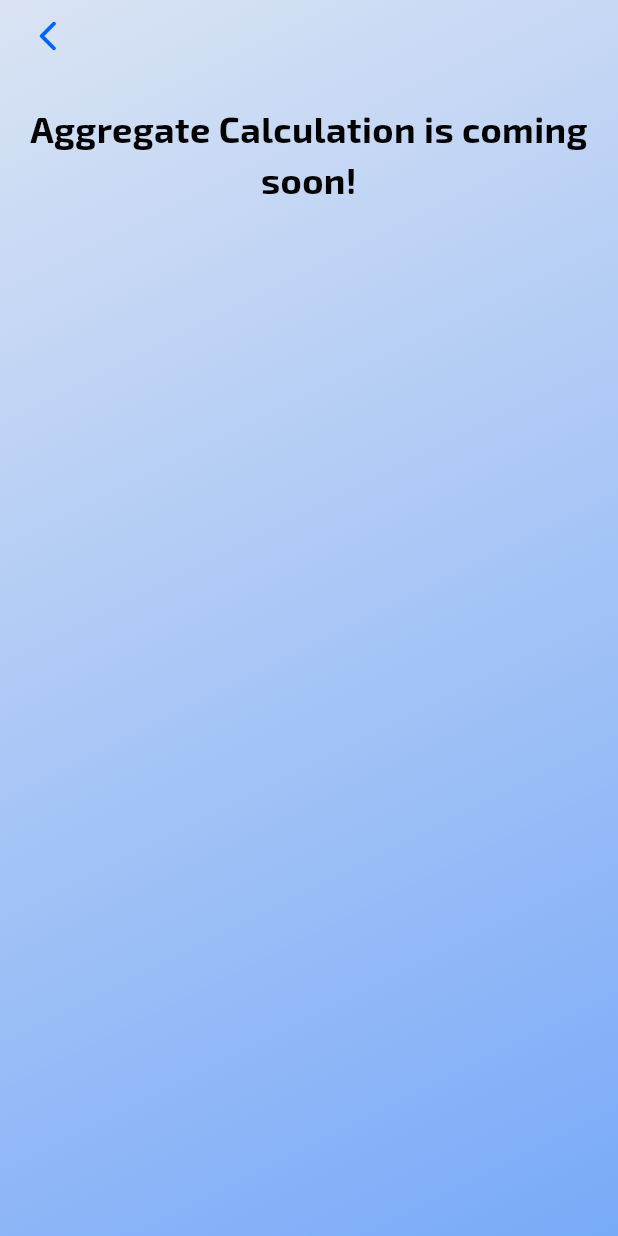
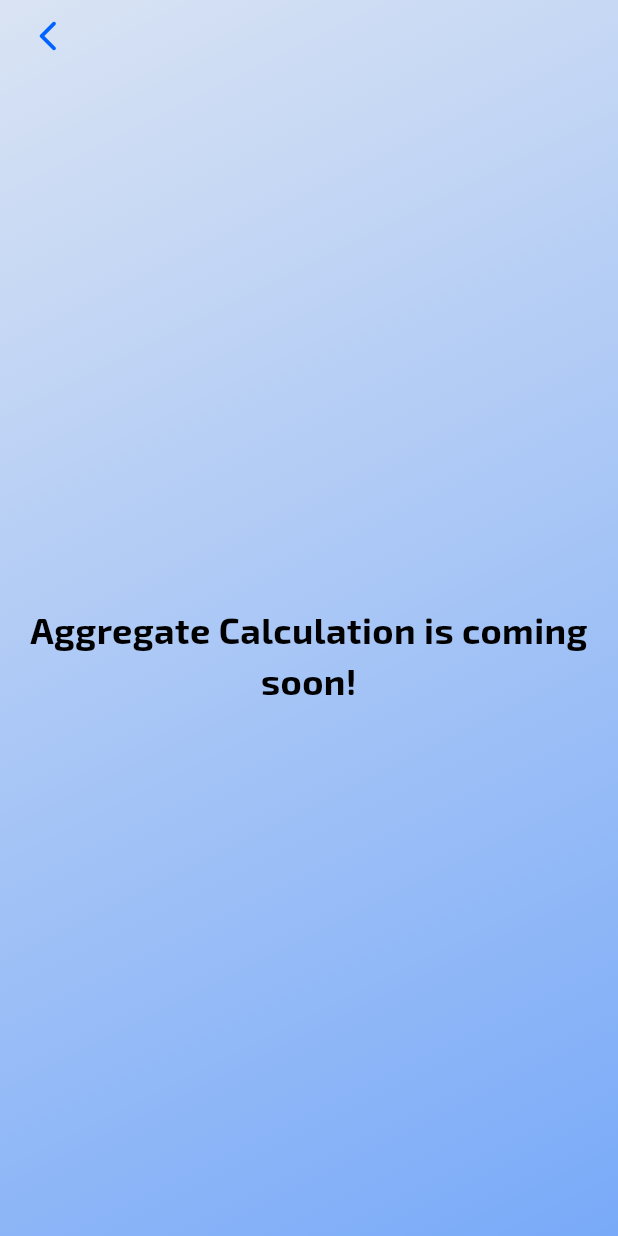
Before and after one commit to Hmmza-tariq/MY-NUST, a Flutter app: the AggregateCalculationView screen opened by its route, on a phone screen of 412 x 824 dp. Run offline on Flutter 3.47's test engine with Material 3 defaults, Android fonts, the phone set to English and light mode, and no system bars; our stand-ins replace cached_network_image, confetti, connectivity_plus, custom_refresh_indicator, dio, firebase_core and 11 more; missing offline and left inert: app_version_update, carousel_slider_plus, encrypt_shared_preferences, flutter_email_sender, share_files_and_screenshot_widgets; accounts and stored records are empty; statements that could not run were skipped; project files that could hold a hidden picture were left out.

Commit message:
new version

```diff
--- a/lib/app/modules/aggregate_calculation/views/aggregate_calculation_view.dart
+++ b/lib/app/modules/aggregate_calculation/views/aggregate_calculation_view.dart
@@ -37,8 +37,9 @@ class AggregateCalculationView extends GetView<AggregateCalculationController> {
                         const SizedBox(width: 8),
                       ],
                     ),
-                    const SizedBox(height: 20),
-                    Text(
+                    const Spacer(),
+                    Center(
+                      child: Text(
                         'Aggregate Calculation is coming soon!',
                         textAlign: TextAlign.center,
                         style: TextStyle(
@@ -48,6 +49,8 @@ class AggregateCalculationView extends GetView<AggregateCalculationController> {
                           fontWeight: FontWeight.bold,
                         ),
                       ),
+                    ),
+                    const Spacer(),
                   ],
                 ),
               ),
```
Lines whose indentation alone changed are shown as unchanged.
